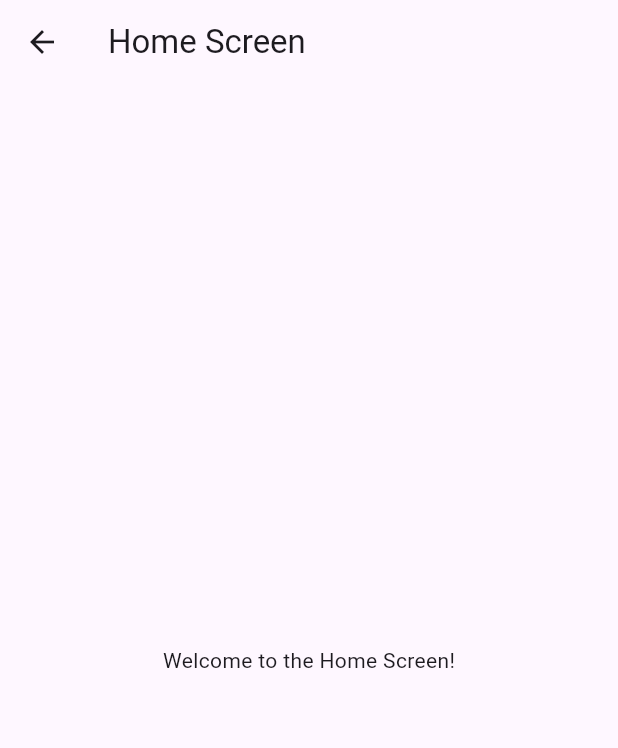
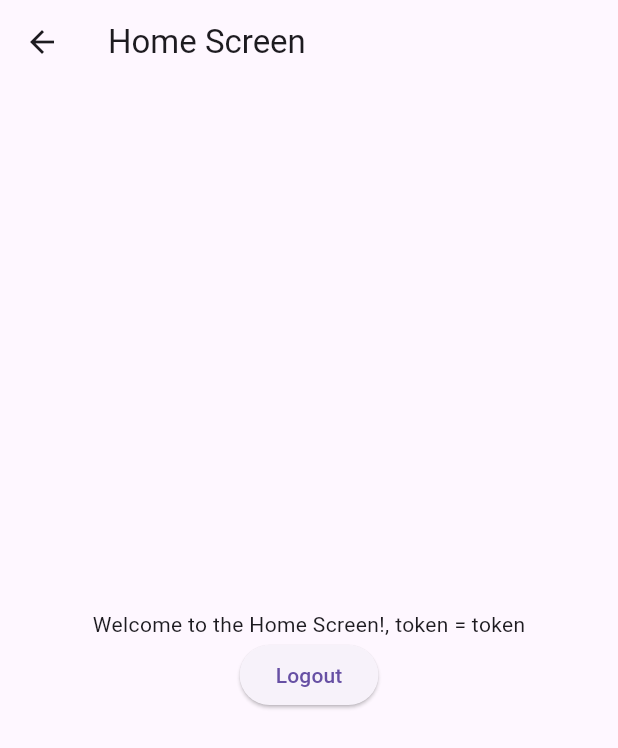
Before and after one commit to Tiavina22/tiny-desk-app, a Flutter app: the HomeScreen screen opened by its route, on a phone screen of 412 x 824 dp. Shown: the top 748 px of the screen. Run offline on Flutter 3.47's test engine with Material 3 defaults, Android fonts, the phone set to English and light mode, and no system bars; our stand-ins replace shared_preferences; accounts and stored records are empty.

Commit message:
[FEAT] : Get and save token local, implements un sample home screen, and implements logout.

```diff
--- a/lib/screens/home/home_screen.dart
+++ b/lib/screens/home/home_screen.dart
@@ -1,4 +1,5 @@
 import 'package:flutter/material.dart';
+import 'package:tiny_desk/services/auth/auth_service.dart';
 
 class HomeScreen extends StatelessWidget {
   @override
@@ -8,8 +9,37 @@ class HomeScreen extends StatelessWidget {
         title: Text('Home Screen'),
       ),
       body: Center(
-        child: Text('Welcome to the Home Screen!'),
+        child: Column(
+          mainAxisAlignment: MainAxisAlignment.center,
+          children: [
+            FutureBuilder(
+              future: AuthService().getToken(),
+              builder: (context, snapshot) {
+              if (snapshot.connectionState == ConnectionState.waiting) {
+                return CircularProgressIndicator();
+              } else if (snapshot.hasError) {
+                return Text('Error: ${snapshot.error}');
+              } else {
+                return Text('Welcome to the Home Screen!, token = ${snapshot.data}');
+              }
+              },
+            ),
+            ElevatedButton(
+              onPressed: () => _logout(context),
+              child: Text('Logout'),
+            ),
+          ],
+        ),
       ),
     );
   }
+
+  void _getToken() async {
+    await AuthService().getToken();
+  }
+
+  void _logout(BuildContext context) async {
+    await AuthService().logout();
+    Navigator.pushReplacementNamed(context, '/login'); // Retourne à la page de connexion
+  }
 }
```
Also changed, not shown: lib/main.dart (+23 -2 lines), lib/services/auth/auth_service.dart (+23 -3 lines), 1 other file.
